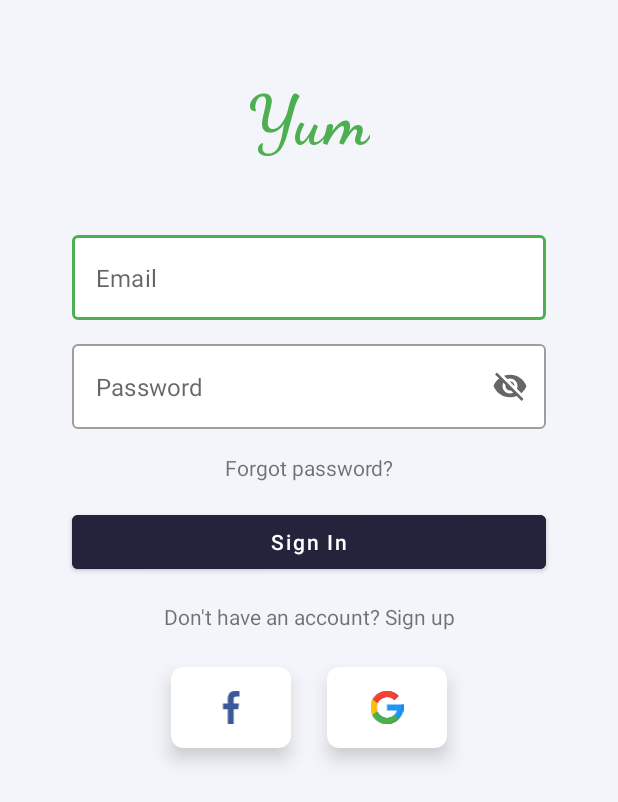
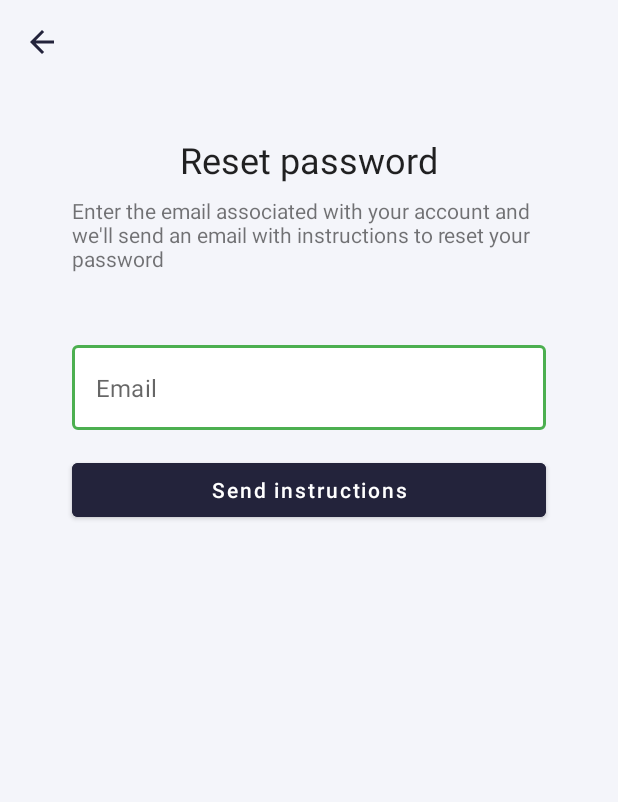
Before and after one commit to nntuan317/Yum, an Android app: the screen it shows after launch (AuthActivity), after a tap on "Forgot password?", on a phone screen of 412 x 824 dp. Shown: the top 802 px of the screen. Run offline under Robolectric (Android 15) with nearby library versions, the phone set to English and light mode, and no system bars; our stand-ins replace Dagger/Hilt's generated code, Firebase (no records; nobody signed in at launch, a user with empty details on screens opened directly), Timber, data binding; libraries missing offline, so code that uses them is left out: androidx.hilt.lifecycle, com.facebook.stetho; Roboto replaces fonts that are not available here; 1 other tap on this screen came first.

Commit message:
Implementing forgot password

```diff
--- a/app/src/main/java/com/nntuan317/yum/data/user/UserRepository.kt
+++ b/app/src/main/java/com/nntuan317/yum/data/user/UserRepository.kt
@@ -20,6 +20,8 @@ interface UserRepository {
     fun createUserWithEmailAndPassword(email: String, password: String): Task<AuthResult>
 
     fun signInWithGoogle(idToken: String): Task<AuthResult>
+
+    fun sendEmailResetPassword(email: String): Task<Void>
 }
 
 @Singleton
@@ -54,4 +56,8 @@ class UserRepositoryImp @Inject constructor(private val auth: FirebaseAuth) : Us
         val credential = GoogleAuthProvider.getCredential(idToken, null)
         return auth.signInWithCredential(credential)
     }
+
+    override fun sendEmailResetPassword(email: String): Task<Void> {
+        return auth.sendPasswordResetEmail(email)
+    }
 }
--- /dev/null
+++ b/app/src/main/java/com/nntuan317/yum/ui/auth/forgot_password/ForgotPasswordFragment.kt
@@ -0,0 +1,58 @@
+package com.nntuan317.yum.ui.auth.forgot_password
+
+import android.os.Bundle
+import androidx.navigation.fragment.findNavController
+import com.google.android.material.snackbar.Snackbar
+import com.nntuan317.yum.R
+import com.nntuan317.yum.base.BaseFragment
+import com.nntuan317.yum.databinding.ForgotPasswordFragmentBinding
+import com.nntuan317.yum.extensions.observe
+import dagger.hilt.android.AndroidEntryPoint
+
+@AndroidEntryPoint
+class ForgotPasswordFragment : BaseFragment<ForgotPasswordFragmentBinding, ForgotPasswordViewModel>(
+    layoutId = R.layout.forgot_password_fragment
+) {
+
+    override fun onActivityCreated(savedInstanceState: Bundle?) {
+        super.onActivityCreated(savedInstanceState)
+        observe(viewModel.event, ::onViewEventChange)
+        observe(viewModel.state, ::onViewStateChange)
+    }
+
+    override fun getViewModelClass(): Class<ForgotPasswordViewModel> =
+        ForgotPasswordViewModel::class.java
+
+    override fun onInitDataBinding() {
+        this.viewBinding.viewModel = this.viewModel
+    }
+
+    private fun onViewEventChange(event: ForgotPasswordViewEvent) {
+        when (event) {
+            is ForgotPasswordViewEvent.GoBack -> {
+                findNavController().popBackStack()
+            }
+        }
+    }
+
+    private fun onViewStateChange(viewState: ForgotPasswordViewState) {
+        when (viewState) {
+            is ForgotPasswordViewState.SendEmailResetPasswordSuccess -> {
+
+            }
+            is ForgotPasswordViewState.SendEmailResetPasswordFailed -> {
+                showError(viewState.error)
+            }
+        }
+    }
+
+    private fun showError(errorMsg: String) {
+        // Bug lib here
+//        MotionToast.createToast(requireActivity(),"Sign in failed!",
+//            MotionToast.TOAST_ERROR,
+//            MotionToast.GRAVITY_BOTTOM,
+//            MotionToast.LONG_DURATION,
+//            ResourcesCompat.getFont(requireContext(),R.font.helvetica_regular))
+        Snackbar.make(requireView(), errorMsg, Snackbar.LENGTH_LONG).show()
+    }
+}
--- /dev/null
+++ b/app/src/main/java/com/nntuan317/yum/ui/auth/forgot_password/ForgotPasswordViewEvent.kt
@@ -0,0 +1,5 @@
+package com.nntuan317.yum.ui.auth.forgot_password
+
+sealed class ForgotPasswordViewEvent {
+    object GoBack : ForgotPasswordViewEvent()
+}
--- /dev/null
+++ b/app/src/main/java/com/nntuan317/yum/ui/auth/forgot_password/ForgotPasswordViewModel.kt
@@ -0,0 +1,47 @@
+package com.nntuan317.yum.ui.auth.forgot_password
+
+import androidx.hilt.lifecycle.ViewModelInject
+import androidx.lifecycle.LiveData
+import androidx.lifecycle.MutableLiveData
+import androidx.lifecycle.ViewModel
+import com.nntuan317.yum.data.user.UserRepository
+import com.nntuan317.yum.extensions.isEmailValid
+import com.nntuan317.yum.livedata.SingleLiveData
+
+class ForgotPasswordViewModel @ViewModelInject constructor(
+    private val userRepository: UserRepository
+) : ViewModel() {
+
+    val event = SingleLiveData<ForgotPasswordViewEvent>()
+    private val _state = MutableLiveData<ForgotPasswordViewState>()
+    val state: LiveData<ForgotPasswordViewState>
+        get() = _state
+    val email = MutableLiveData<String>()
+    val emailError = MutableLiveData<String>()
+
+    fun resetPassword() {
+        var isValid = true
+        if (!email.value.isEmailValid()) {
+            isValid = false
+            emailError.postValue("Email is invalid")
+        } else {
+            emailError.postValue(null)
+        }
+        if (isValid) {
+            userRepository.sendEmailResetPassword(email.value!!)
+                .addOnCompleteListener { task ->
+                    if (task.isSuccessful) {
+                        _state.postValue(ForgotPasswordViewState.SendEmailResetPasswordSuccess)
+                    } else {
+                        _state.postValue(
+                            ForgotPasswordViewState.SendEmailResetPasswordFailed(task.exception.toString())
+                        )
+                    }
+                }
+        }
+    }
+
+    fun goBack() {
+        event.postValue(ForgotPasswordViewEvent.GoBack)
+    }
+}
--- /dev/null
+++ b/app/src/main/java/com/nntuan317/yum/ui/auth/forgot_password/ForgotPasswordViewState.kt
@@ -0,0 +1,10 @@
+package com.nntuan317.yum.ui.auth.forgot_password
+
+import com.nntuan317.yum.base.BaseViewState
+
+sealed class ForgotPasswordViewState : BaseViewState {
+
+    object SendEmailResetPasswordSuccess : ForgotPasswordViewState()
+
+    data class SendEmailResetPasswordFailed(val error: String) : ForgotPasswordViewState()
+}
--- a/app/src/main/java/com/nntuan317/yum/ui/auth/sign_in/SignInFragment.kt
+++ b/app/src/main/java/com/nntuan317/yum/ui/auth/sign_in/SignInFragment.kt
@@ -51,6 +51,7 @@ class SignInFragment : BaseFragment<SignInFragmentBinding, SignInViewModel>(
                 signInWithGoogle()
             }
             is SignInViewEvent.ForgotPassword -> {
+                findNavController().navigate(R.id.action_forgot_password)
             }
             is SignInViewEvent.SignUp -> {
                 findNavController().navigate(R.id.action_sign_up)
--- a/app/src/main/java/com/nntuan317/yum/ui/auth/sign_in/SignInViewModel.kt
+++ b/app/src/main/java/com/nntuan317/yum/ui/auth/sign_in/SignInViewModel.kt
@@ -1,10 +1,8 @@
 package com.nntuan317.yum.ui.auth.sign_in
 
-import androidx.hilt.Assisted
 import androidx.hilt.lifecycle.ViewModelInject
 import androidx.lifecycle.LiveData
 import androidx.lifecycle.MutableLiveData
-import androidx.lifecycle.SavedStateHandle
 import androidx.lifecycle.ViewModel
 import com.google.android.gms.auth.api.signin.GoogleSignInAccount
 import com.google.android.gms.common.api.ApiException
--- /dev/null
+++ b/app/src/main/res/layout/forgot_password_fragment.xml
@@ -0,0 +1,88 @@
+<?xml version="1.0" encoding="utf-8"?>
+<layout xmlns:android="http://schemas.android.com/apk/res/android"
+    xmlns:app="http://schemas.android.com/apk/res-auto"
+    xmlns:tools="http://schemas.android.com/tools">
+
+    <data>
+
+        <variable
+            name="viewModel"
+            type="com.nntuan317.yum.ui.auth.forgot_password.ForgotPasswordViewModel" />
+    </data>
+
+    <androidx.constraintlayout.widget.ConstraintLayout
+        android:layout_width="match_parent"
+        android:layout_height="match_parent"
+        android:padding="16dp"
+        tools:context=".ui.auth.forgot_password.ForgotPasswordFragment">
+
+        <ImageButton
+            android:id="@+id/btnBack"
+            android:layout_width="wrap_content"
+            android:layout_height="wrap_content"
+            android:background="@android:color/transparent"
+            android:onClick="@{(v) -> viewModel.goBack()}"
+            app:layout_constraintStart_toStartOf="parent"
+            app:layout_constraintTop_toTopOf="parent"
+            app:srcCompat="@drawable/ic_baseline_arrow_back_24" />
+
+        <TextView
+            android:id="@+id/tvHeader"
+            android:layout_width="wrap_content"
+            android:layout_height="wrap_content"
+            android:layout_marginTop="50dp"
+            android:text="Reset password"
+            android:textAppearance="@style/TextAppearance.AppCompat.Headline"
+            app:layout_constraintEnd_toEndOf="parent"
+            app:layout_constraintStart_toStartOf="parent"
+            app:layout_constraintTop_toBottomOf="@id/btnBack" />
+
+        <TextView
+            android:layout_marginTop="8dp"
+            android:id="@+id/tvDescription"
+            android:layout_width="0dp"
+            android:layout_height="wrap_content"
+            android:text="Enter the email associated with your account and we'll send an email with instructions to reset your password"
+            app:layout_constraintEnd_toEndOf="@id/layoutEmail"
+            app:layout_constraintStart_toStartOf="@id/layoutEmail"
+            app:layout_constraintTop_toBottomOf="@id/tvHeader" />
+
+        <com.google.android.material.textfield.TextInputLayout
+            android:id="@+id/layoutEmail"
+            style="@style/Widget.MaterialComponents.TextInputLayout.OutlinedBox"
+            android:layout_width="0dp"
+            android:layout_height="wrap_content"
+            android:layout_marginHorizontal="32dp"
+            android:layout_marginTop="48dp"
+            app:boxBackgroundColor="@android:color/white"
+            app:error="@{viewModel.emailError}"
+            app:hintEnabled="false"
+            app:layout_constraintEnd_toEndOf="parent"
+            app:layout_constraintStart_toStartOf="parent"
+            app:layout_constraintTop_toBottomOf="@id/tvDescription">
+
+            <com.google.android.material.textfield.TextInputEditText
+                android:id="@+id/edEmail"
+                android:layout_width="match_parent"
+                android:layout_height="wrap_content"
+                android:hint="Email"
+                android:inputType="textEmailAddress"
+                android:text="@={viewModel.email}" />
+        </com.google.android.material.textfield.TextInputLayout>
+
+        <com.google.android.material.button.MaterialButton
+            android:id="@+id/btnSignInWithEmailAndPassword"
+            android:layout_width="0dp"
+            android:layout_height="wrap_content"
+            android:layout_marginHorizontal="32dp"
+            android:layout_marginTop="16dp"
+            android:backgroundTint="@color/dark"
+            android:onClick="@{(v) -> viewModel.resetPassword()}"
+            android:text="Send instructions"
+            android:textAllCaps="false"
+            app:layout_constraintEnd_toEndOf="parent"
+            app:layout_constraintStart_toStartOf="parent"
+            app:layout_constraintTop_toBottomOf="@id/layoutEmail" />
+
+    </androidx.constraintlayout.widget.ConstraintLayout>
+</layout>
--- a/app/src/main/res/navigation/nav_graph_authorize.xml
+++ b/app/src/main/res/navigation/nav_graph_authorize.xml
@@ -17,10 +17,22 @@
             app:exitAnim="@anim/slide_out_left"
             app:popEnterAnim="@anim/slide_in_left"
             app:popExitAnim="@anim/slide_out_right" />
+        <action
+            android:id="@+id/action_forgot_password"
+            app:destination="@id/forgotPasswordFragment"
+            app:enterAnim="@anim/slide_in_right"
+            app:exitAnim="@anim/slide_out_left"
+            app:popEnterAnim="@anim/slide_in_left"
+            app:popExitAnim="@anim/slide_out_right" />
     </fragment>
     <fragment
         android:id="@+id/signUpFragment"
         android:name="com.nntuan317.yum.ui.auth.sign_up.SignUpFragment"
         android:label="SignUpFragment"
         tools:layout="@layout/sign_up_fragment" />
+    <fragment
+        android:id="@+id/forgotPasswordFragment"
+        android:name="com.nntuan317.yum.ui.auth.forgot_password.ForgotPasswordFragment"
+        android:label="ForgotPasswordFragment"
+        tools:layout="@layout/forgot_password_fragment" />
 </navigation>
```
